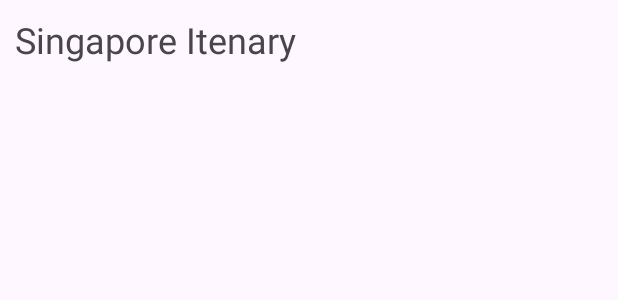
After one commit to my-nguyen/MyMaps, an Android app: the layout item_user_map.xml on its own in the app's theme, with its tools: preview values and no code run, on a phone screen of 412 x 824 dp. The commit adds this screen. Shown: the top 300 px of the screen. Run offline under Robolectric (Android 15) with nearby library versions, the phone set to English and light mode, and no system bars.

Commit message:
b6: Design Polish and Review

```diff
--- /dev/null
+++ b/app/src/main/res/layout/item_user_map.xml
@@ -0,0 +1,12 @@
+<?xml version="1.0" encoding="utf-8"?>
+<TextView xmlns:android="http://schemas.android.com/apk/res/android"
+    xmlns:tools="http://schemas.android.com/tools"
+    android:id="@+id/title"
+    android:layout_width="match_parent"
+    android:layout_height="wrap_content"
+    android:background="?attr/selectableItemBackground"
+    android:padding="10dp"
+    android:textSize="24sp"
+    tools:text="Singapore Itenary">
+
+</TextView>
```
Also changed, not shown: app/src/main/java/com/nguyen/mymaps/MainActivity.kt (+7 -0 lines), app/src/main/java/com/nguyen/mymaps/MapsAdapter.kt (+6 -6 lines), app/src/main/res/anim/slide_in_right.xml (added, +7 -0 lines), app/src/main/res/anim/slide_out_left.xml (added, +7 -0 lines).
